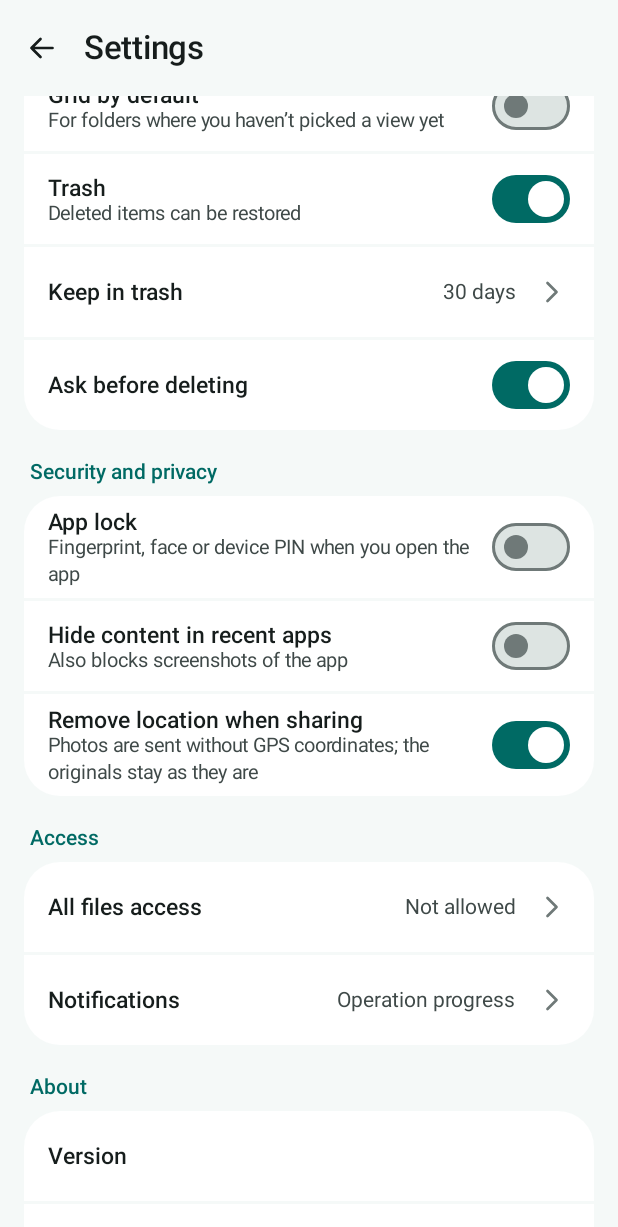
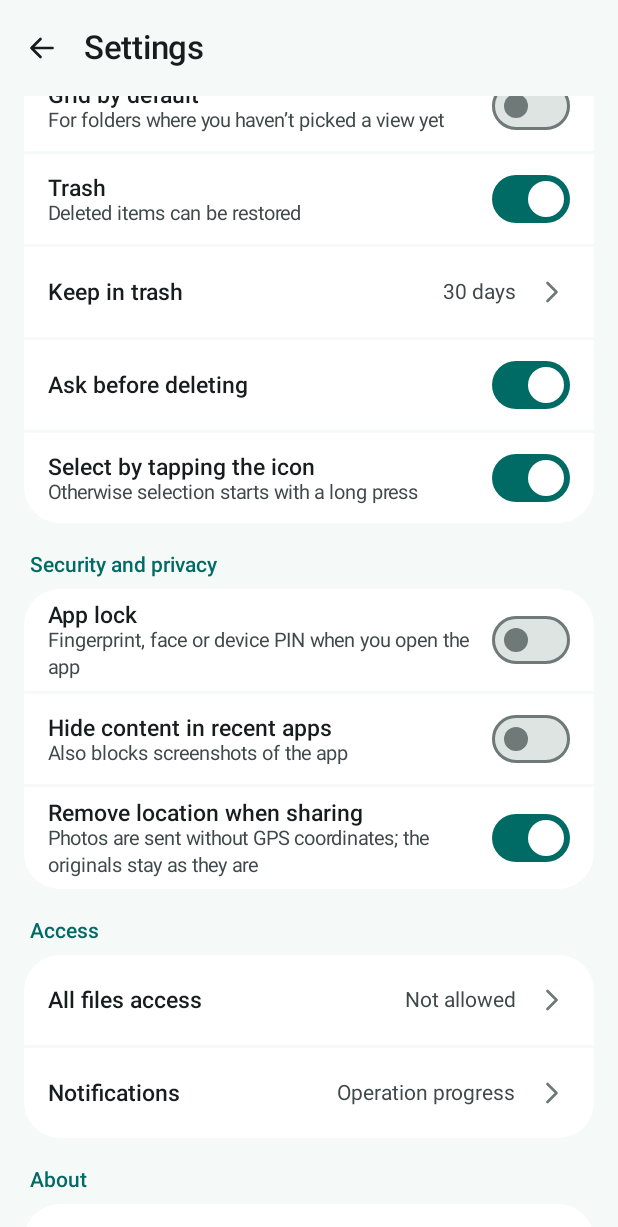
Before and after one commit to MikeSPL187/App, an Android app built with Jetpack Compose: the SettingsScreen screen opened through its navigation route, scrolled down 532 dp, on a phone screen of 412 x 824 dp. Shown: the top 1227 px of the screen. Run offline under Robolectric (Android 15) with nearby library versions, the phone set to English and light mode, and no system bars; our stand-ins replace Dagger/Hilt's generated code; 1 statement that could not run was skipped.

Commit message:
Select a file by tapping its icon, with a setting (F4.1)
Co-Authored-By: Claude Opus 5.5 <noreply@anthropic.com>
Claude-Session: https://claude.ai/code/session_01BcJSrUgVWA3k85xjNZZfTK

```diff
--- a/core/data/src/main/kotlin/io/quietfiles/core/data/repository/SettingsRepository.kt
+++ b/core/data/src/main/kotlin/io/quietfiles/core/data/repository/SettingsRepository.kt
@@ -33,6 +33,7 @@ class SettingsRepository @Inject constructor(
         val useTrash = booleanPreferencesKey("use_trash")
         val trashDays = intPreferencesKey("trash_retention_days")
         val confirmDelete = booleanPreferencesKey("confirm_delete")
+        val tapIcon = booleanPreferencesKey("tap_icon_to_select")
         val appLock = booleanPreferencesKey("app_lock")
         val secureScreen = booleanPreferencesKey("secure_screen")
         val stripLocation = booleanPreferencesKey("strip_location_on_share")
@@ -55,6 +56,7 @@ class SettingsRepository @Inject constructor(
             useTrash = p[Keys.useTrash] ?: d.useTrash,
             trashRetentionDays = p[Keys.trashDays] ?: d.trashRetentionDays,
             confirmDelete = p[Keys.confirmDelete] ?: d.confirmDelete,
+            tapIconToSelect = p[Keys.tapIcon] ?: d.tapIconToSelect,
             appLock = p[Keys.appLock] ?: d.appLock,
             secureScreen = p[Keys.secureScreen] ?: d.secureScreen,
             stripLocationOnShare = p[Keys.stripLocation] ?: d.stripLocationOnShare,
@@ -93,6 +95,9 @@ class SettingsRepository @Inject constructor(
     suspend fun setConfirmDelete(enabled: Boolean) {
         store.edit { it[Keys.confirmDelete] = enabled }
     }
+    suspend fun setTapIconToSelect(enabled: Boolean) {
+        store.edit { it[Keys.tapIcon] = enabled }
+    }
     suspend fun setAppLock(enabled: Boolean) {
         store.edit { it[Keys.appLock] = enabled }
     }
--- a/core/designsystem/src/main/res/values/strings.xml
+++ b/core/designsystem/src/main/res/values/strings.xml
@@ -2,4 +2,5 @@
 <resources>
     <string name="ds_file_actions">File actions</string>
     <string name="ds_new_badge">New</string>
+    <string name="ds_select">Select</string>
 </resources>
--- a/core/model/src/main/kotlin/io/quietfiles/core/model/Settings.kt
+++ b/core/model/src/main/kotlin/io/quietfiles/core/model/Settings.kt
@@ -15,6 +15,8 @@ data class UserSettings(
     val useTrash: Boolean = true,
     val trashRetentionDays: Int = 30,
     val confirmDelete: Boolean = true,
+    /** Касание значка файла выбирает его (F4.1). */
+    val tapIconToSelect: Boolean = true,
     /** Вход по отпечатку, лицу или PIN-коду устройства (F14, S11). */
     val appLock: Boolean = false,
     /** Не показывать содержимое в списке недавних и на снимках экрана (FLAG_SECURE). */
--- a/feature/browser/src/main/kotlin/io/quietfiles/feature/browser/BrowserScreen.kt
+++ b/feature/browser/src/main/kotlin/io/quietfiles/feature/browser/BrowserScreen.kt
@@ -679,6 +679,10 @@ private fun ItemRow(
         onClick = { onOpen(item) },
         onLongClick = { onLongPress(item) },
         onMoreClick = { onMore(item) },
+        // Вне выбора долгое нажатие на невыбранный элемент — это ровно переключение; в выборе касание переключает.
+        onTileClick = if (state.tapIconToSelect || state.selectionMode) {
+            { if (state.selectionMode) onOpen(item) else onLongPress(item) }
+        } else null,
     )
 }
 
--- a/feature/browser/src/main/kotlin/io/quietfiles/feature/browser/BrowserViewModel.kt
+++ b/feature/browser/src/main/kotlin/io/quietfiles/feature/browser/BrowserViewModel.kt
@@ -85,6 +85,7 @@ data class BrowserUiState(
     val useTrash: Boolean,
     val confirmDelete: Boolean,
     val trashRetentionDays: Int,
+    val tapIconToSelect: Boolean = true,
 ) {
     val items: List<BrowserItem> get() = (load as? LoadState.Ready)?.items.orEmpty()
     val selectedItems: List<BrowserItem> get() = items.filter { it.entry.path in selection }
@@ -198,6 +199,7 @@ class BrowserViewModel @Inject constructor(
             useTrash = s.useTrash,
             confirmDelete = s.confirmDelete,
             trashRetentionDays = s.trashRetentionDays,
+            tapIconToSelect = s.tapIconToSelect,
         )
     }.stateIn(
         viewModelScope,
--- a/feature/settings/src/main/kotlin/io/quietfiles/feature/settings/SettingsScreen.kt
+++ b/feature/settings/src/main/kotlin/io/quietfiles/feature/settings/SettingsScreen.kt
@@ -187,6 +187,9 @@ fun SettingsScreen(
                     }
                     SwitchRow(stringResource(R.string.settings_confirm_delete), null, s.confirmDelete) {
                         viewModel.update { setConfirmDelete(it) }
+                    }
+                    SwitchRow(stringResource(R.string.settings_tap_icon), stringResource(R.string.settings_tap_icon_hint), s.tapIconToSelect) {
+                        viewModel.update { setTapIconToSelect(it) }
                     }
                 }
             }
--- a/feature/settings/src/main/res/values/strings.xml
+++ b/feature/settings/src/main/res/values/strings.xml
@@ -52,4 +52,6 @@
     <string name="privacy_2">Files are shown and changed only when you ask. They leave the device only when you share them with another app.</string>
     <string name="privacy_3">“All files access” is used to show and manage files in every folder. You can revoke it in system settings at any time.</string>
     <string name="privacy_4">Settings, favorites and search history are stored in the app and removed when you uninstall it.</string>
+    <string name="settings_tap_icon">Select by tapping the icon</string>
+    <string name="settings_tap_icon_hint">Otherwise selection starts with a long press</string>
 </resources>
```
Also changed, not shown: core/designsystem/src/main/kotlin/io/quietfiles/core/designsystem/component/FileListItem.kt (+15 -1 lines), 2 other files.
